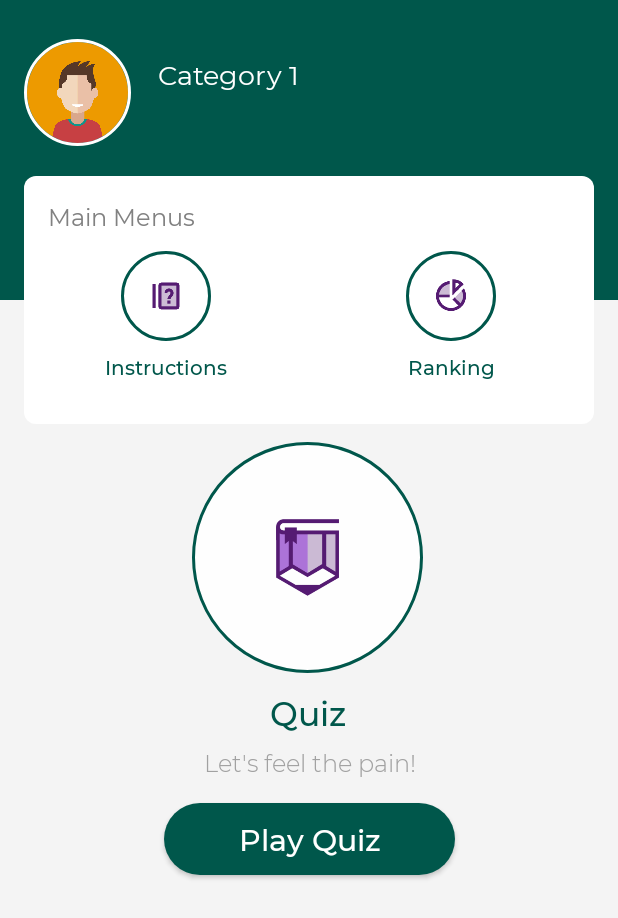
After one commit to mmuhamadamirzaidi/QwisApp, an Android app: the RankingActivity screen opened directly, with no data from a screen before it, on a phone screen of 412 x 824 dp. The commit adds this screen. Shown: the top 918 px of the screen. Run offline under Robolectric (Android 15) with nearby library versions, the phone set to English and light mode, and no system bars; our stand-ins replace CircleImageView.

Commit message:
Setup Play Game Layout

```diff
--- a/app/src/main/AndroidManifest.xml
+++ b/app/src/main/AndroidManifest.xml
@@ -11,7 +11,8 @@
         android:roundIcon="@mipmap/ic_launcher_round"
         android:supportsRtl="true"
         android:theme="@style/AppTheme">
-        <activity android:name=".CategoryActivity"></activity>
+        <activity android:name=".RankingActivity"></activity>
+        <activity android:name=".CategoryActivity" />
         <activity android:name=".IntroductionsActivity" />
         <activity android:name=".SetupProfileActivity" />
         <activity android:name=".MainActivity" />
--- a/app/src/main/java/com/mmuhamadamirzaidi/qwisapp/MainActivity.java
+++ b/app/src/main/java/com/mmuhamadamirzaidi/qwisapp/MainActivity.java
@@ -76,7 +76,10 @@ public class MainActivity extends AppCompatActivity {
         RankingMenu.setOnClickListener(new View.OnClickListener() {
             @Override
             public void onClick(View view) {
-                Toast.makeText(MainActivity.this, "Ranking page not available yet!", Toast.LENGTH_SHORT).show();
+//                Toast.makeText(MainActivity.this, "Ranking page not available yet!", Toast.LENGTH_SHORT).show();
+
+                Intent categoryIntent = new Intent(MainActivity.this, RankingActivity.class);
+                startActivity(categoryIntent);
             }
         });
 
--- /dev/null
+++ b/app/src/main/java/com/mmuhamadamirzaidi/qwisapp/RankingActivity.java
@@ -0,0 +1,14 @@
+package com.mmuhamadamirzaidi.qwisapp;
+
+import androidx.appcompat.app.AppCompatActivity;
+
+import android.os.Bundle;
+
+public class RankingActivity extends AppCompatActivity {
+
+    @Override
+    protected void onCreate(Bundle savedInstanceState) {
+        super.onCreate(savedInstanceState);
+        setContentView(R.layout.activity_ranking);
+    }
+}
--- /dev/null
+++ b/app/src/main/res/drawable/bg_dashboard_main_menus.xml
@@ -0,0 +1,10 @@
+<?xml version="1.0" encoding="utf-8"?>
+<shape xmlns:android="http://schemas.android.com/apk/res/android"
+    android:shape="rectangle">
+
+    <solid android:color="#FFF"/>
+
+    <corners android:radius="8dp" />
+
+
+</shape>
--- /dev/null
+++ b/app/src/main/res/layout/activity_ranking.xml
@@ -0,0 +1,239 @@
+<?xml version="1.0" encoding="utf-8"?>
+<androidx.constraintlayout.widget.ConstraintLayout xmlns:android="http://schemas.android.com/apk/res/android"
+    xmlns:app="http://schemas.android.com/apk/res-auto"
+    xmlns:tools="http://schemas.android.com/tools"
+    android:layout_width="match_parent"
+    android:layout_height="match_parent"
+    android:background="#F4F4F4"
+    android:orientation="vertical"
+    tools:context=".RankingActivity">
+
+    <ImageView
+        android:layout_width="match_parent"
+        android:layout_height="200dp"
+        android:background="@color/colorPrimaryDark"
+        app:layout_constraintEnd_toEndOf="parent"
+        app:layout_constraintStart_toStartOf="parent"
+        app:layout_constraintTop_toTopOf="parent" />
+
+    <de.hdodenhof.circleimageview.CircleImageView
+        android:id="@+id/imageView2"
+        android:layout_width="71dp"
+        android:layout_height="71dp"
+        android:layout_marginStart="16dp"
+        android:layout_marginTop="26dp"
+        android:src="@drawable/profile"
+        app:civ_border_color="#ffffff"
+        app:civ_border_width="2dp"
+        app:layout_constraintStart_toStartOf="parent"
+        app:layout_constraintTop_toTopOf="parent" />
+
+    <TextView
+        android:id="@+id/nameuser"
+        android:text="Category 1"
+        android:layout_width="wrap_content"
+        android:layout_height="wrap_content"
+        android:layout_marginStart="18dp"
+        android:layout_marginTop="37dp"
+        android:textColor="#FFF"
+        android:fontFamily="@font/mr"
+        android:textSize="18sp"
+        app:layout_constraintStart_toEndOf="@+id/imageView2"
+        app:layout_constraintTop_toTopOf="parent" />
+
+    <TextView
+        android:visibility="invisible"
+        android:id="@+id/walletuser"
+        android:layout_width="wrap_content"
+        android:layout_height="wrap_content"
+        android:layout_marginStart="18dp"
+        android:fontFamily="@font/ml"
+        android:textColor="#FFF"
+        android:textSize="15sp"
+        app:layout_constraintStart_toEndOf="@+id/imageView2"
+        app:layout_constraintTop_toBottomOf="@+id/nameuser" />
+
+    <LinearLayout
+        android:id="@+id/linearLayout2"
+        android:layout_width="match_parent"
+        android:layout_height="165dp"
+        android:layout_marginStart="16dp"
+        android:layout_marginTop="20dp"
+        android:layout_marginEnd="16dp"
+        android:background="@drawable/bg_dashboard_main_menus"
+        android:orientation="vertical"
+        app:layout_constraintEnd_toEndOf="parent"
+        app:layout_constraintHorizontal_bias="0.0"
+        app:layout_constraintStart_toStartOf="parent"
+        app:layout_constraintTop_toBottomOf="@+id/imageView2">
+
+        <TextView
+            android:id="@+id/mainmenus"
+            android:layout_width="wrap_content"
+            android:layout_height="wrap_content"
+            android:layout_marginStart="16dp"
+            android:layout_marginTop="16dp"
+            android:layout_marginBottom="12dp"
+            android:fontFamily="@font/mr"
+            android:text="Main Menus"
+            android:textColor="#818181"
+            android:textSize="16sp" />
+
+        <LinearLayout
+            android:layout_width="match_parent"
+            android:layout_height="wrap_content"
+            android:orientation="horizontal"
+            android:weightSum="2">
+
+            <!--<LinearLayout-->
+            <!--android:layout_width="0dp"-->
+            <!--android:layout_height="wrap_content"-->
+            <!--android:layout_weight="1"-->
+            <!--android:gravity="center"-->
+            <!--android:orientation="vertical">-->
+
+            <!--<de.hdodenhof.circleimageview.CircleImageView-->
+            <!--android:id="@+id/memo"-->
+            <!--android:layout_width="60dp"-->
+            <!--android:layout_height="60dp"-->
+            <!--android:layout_marginBottom="8dp"-->
+            <!--android:src="@drawable/dashboard_memo"-->
+            <!--app:civ_border_color="@color/colorPrimaryDark"-->
+            <!--app:civ_border_width="2dp" />-->
+
+            <!--<TextView-->
+            <!--android:id="@+id/review"-->
+            <!--android:layout_width="wrap_content"-->
+            <!--android:layout_height="wrap_content"-->
+            <!--android:fontFamily="@font/mm"-->
+            <!--android:text="My Memo"-->
+            <!--android:textColor="@color/colorPrimaryDark"-->
+            <!--android:textSize="13sp" />-->
+
+            <!--</LinearLayout>-->
+
+            <LinearLayout
+                android:layout_width="0dp"
+                android:layout_height="wrap_content"
+                android:layout_weight="1"
+                android:gravity="center"
+                android:orientation="vertical">
+
+                <de.hdodenhof.circleimageview.CircleImageView
+                    android:id="@+id/instructions"
+                    android:layout_width="60dp"
+                    android:layout_height="60dp"
+                    android:layout_marginBottom="8dp"
+                    android:src="@drawable/dashboard_instructions"
+                    app:civ_border_color="@color/colorPrimaryDark"
+                    app:civ_border_width="2dp" />
+
+                <TextView
+                    android:id="@+id/network"
+                    android:layout_width="wrap_content"
+                    android:layout_height="wrap_content"
+                    android:fontFamily="@font/mm"
+                    android:text="Instructions"
+                    android:textColor="@color/colorPrimaryDark"
+                    android:textSize="13sp" />
+
+            </LinearLayout>
+
+            <LinearLayout
+                android:layout_width="0dp"
+                android:layout_height="wrap_content"
+                android:layout_weight="1"
+                android:gravity="center"
+                android:orientation="vertical">
+
+                <de.hdodenhof.circleimageview.CircleImageView
+                    android:id="@+id/statistics"
+                    android:layout_width="60dp"
+                    android:layout_height="60dp"
+                    android:layout_marginBottom="8dp"
+                    android:src="@drawable/dashboard_statistics"
+                    app:civ_border_color="@color/colorPrimaryDark"
+                    app:civ_border_width="2dp" />
+
+                <TextView
+                    android:id="@+id/plugins"
+                    android:layout_width="wrap_content"
+                    android:layout_height="wrap_content"
+                    android:fontFamily="@font/mm"
+                    android:text="Ranking"
+                    android:textColor="@color/colorPrimaryDark"
+                    android:textSize="13sp" />
+
+            </LinearLayout>
+
+
+        </LinearLayout>
+
+    </LinearLayout>
+
+    <de.hdodenhof.circleimageview.CircleImageView
+        android:id="@+id/imageView3"
+        android:layout_width="154dp"
+        android:layout_height="154dp"
+        android:layout_marginEnd="8dp"
+        android:layout_marginStart="8dp"
+        android:layout_marginTop="12dp"
+        android:src="@drawable/iconquiz"
+        app:civ_border_color="@color/colorPrimaryDark"
+        app:civ_border_width="2dp"
+        app:layout_constraintEnd_toEndOf="parent"
+        app:layout_constraintHorizontal_bias="0.497"
+        app:layout_constraintStart_toStartOf="parent"
+        app:layout_constraintTop_toBottomOf="@+id/linearLayout2"/>
+
+    <TextView
+        android:id="@+id/pagetitle"
+        android:layout_width="wrap_content"
+        android:layout_height="wrap_content"
+        android:layout_marginEnd="8dp"
+        android:layout_marginStart="8dp"
+        android:layout_marginTop="12dp"
+        android:text="Quiz"
+        android:fontFamily="@font/mm"
+        android:textColor="@color/colorPrimaryDark"
+        android:textSize="22sp"
+        app:layout_constraintEnd_toEndOf="parent"
+        app:layout_constraintHorizontal_bias="0.498"
+        app:layout_constraintStart_toStartOf="parent"
+        app:layout_constraintTop_toBottomOf="@+id/imageView3" />
+
+    <TextView
+        android:id="@+id/pagesubtitle"
+        android:layout_width="wrap_content"
+        android:layout_height="wrap_content"
+        android:layout_marginEnd="8dp"
+        android:layout_marginStart="8dp"
+        android:fontFamily="@font/ml"
+        android:layout_marginTop="8dp"
+        android:text="Let's feel the pain!"
+        android:textAlignment="center"
+        android:textColor="#A1A1A1"
+        android:textSize="16sp"
+        android:lineSpacingExtra="6dp"
+        app:layout_constraintEnd_toEndOf="parent"
+        app:layout_constraintStart_toStartOf="parent"
+        app:layout_constraintTop_toBottomOf="@+id/pagetitle" />
+
+    <Button
+        android:id="@+id/btnguide"
+        android:layout_width="194dp"
+        android:layout_height="wrap_content"
+        android:layout_marginEnd="8dp"
+        android:layout_marginStart="8dp"
+        android:layout_marginTop="16dp"
+        android:textSize="20sp"
+        android:textColor="#FFF"
+        android:fontFamily="@font/mm"
+        android:text="Play Quiz"
+        android:textAllCaps="false"
+        android:background="@drawable/bg_button_play_quiz"
+        app:layout_constraintEnd_toEndOf="parent"
+        app:layout_constraintStart_toStartOf="parent"
+        app:layout_constraintTop_toBottomOf="@+id/pagesubtitle" />
+
+</androidx.constraintlayout.widget.ConstraintLayout>
```
Also changed, not shown: app/src/main/res/drawable/bg_card.xml (added, +11 -0 lines), app/src/main/res/layout/activity_start.xml (added, +242 -0 lines), app/src/main/res/drawable/dashboard_instructions.png (added), app/src/main/res/drawable/dashboard_statistics.png (added), app/src/main/res/drawable/iconquiz.png (added).
